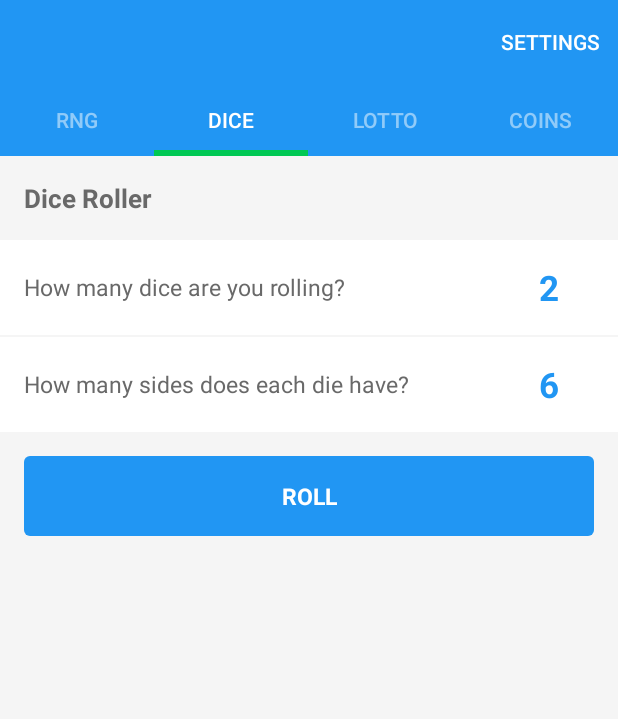
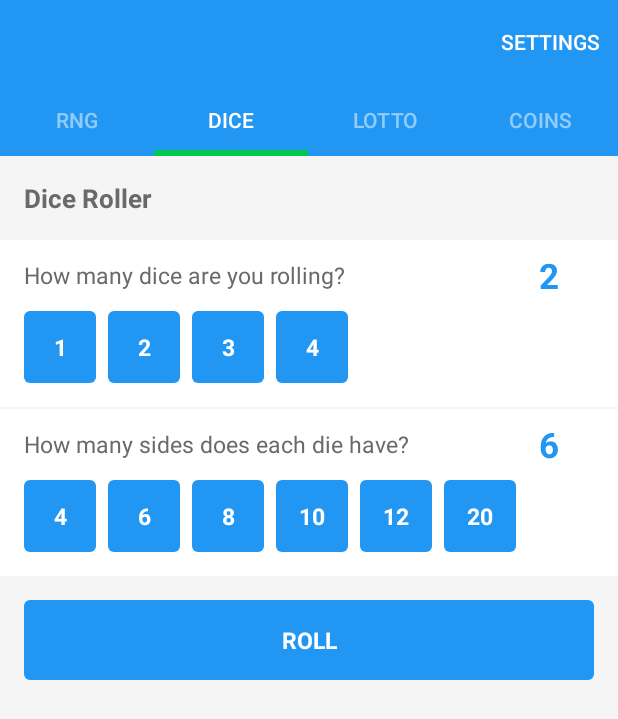
Before and after one commit to Gear61/Random-Number-Generator, an Android app: the screen it shows after launch (MainActivity), tab 2 chosen, on a phone screen of 412 x 824 dp. Shown: the top 719 px of the screen. Run offline under Robolectric (Android 15) with nearby library versions, the phone set to English and light mode, and no system bars; our stand-ins replace ButterKnife; libraries missing offline, so code that uses them is left out: com.afollestad.materialdialogs, com.joanzapata.iconify, com.squareup.seismic, io.realm; 11 statements that could not run were skipped.

Commit message:
Dice quick options UI

```diff
--- a/app/build.gradle
+++ b/app/build.gradle
@@ -8,8 +8,8 @@ android {
         applicationId "com.randomappsinc.randomnumbergeneratorplus"
         minSdkVersion 14
         targetSdkVersion 27
-        versionCode 222
-        versionName "2.2.2"
+        versionCode 223
+        versionName "2.2.3"
     }
     buildTypes {
         release {
--- a/app/src/main/java/com/randomappsinc/randomnumbergeneratorplus/fragments/CoinsFragment.java
+++ b/app/src/main/java/com/randomappsinc/randomnumbergeneratorplus/fragments/CoinsFragment.java
@@ -2,6 +2,7 @@ package com.randomappsinc.randomnumbergeneratorplus.fragments;
 
 import android.content.Intent;
 import android.os.Bundle;
+import android.support.annotation.NonNull;
 import android.support.v4.app.Fragment;
 import android.text.Html;
 import android.view.LayoutInflater;
@@ -55,7 +56,7 @@ public class CoinsFragment extends Fragment {
     }
 
     @Override
-    public View onCreateView(LayoutInflater inflater, ViewGroup container, Bundle savedInstanceState) {
+    public View onCreateView(@NonNull LayoutInflater inflater, ViewGroup container, Bundle savedInstanceState) {
         View rootView = inflater.inflate(R.layout.coins_page, container, false);
         unbinder = ButterKnife.bind(this, rootView);
 
@@ -64,7 +65,7 @@ public class CoinsFragment extends Fragment {
     }
 
     @Override
-    public void onSaveInstanceState(Bundle outState) {
+    public void onSaveInstanceState(@NonNull Bundle outState) {
         super.onSaveInstanceState(outState);
         saveSettings();
     }
@@ -76,7 +77,12 @@ public class CoinsFragment extends Fragment {
                 ((MainActivity) getActivity()).playSound("coin_flip.wav");
             }
             int numCoins = Integer.parseInt(numCoinsInput.getText().toString());
-            List<Integer> flips = RandUtils.getNumbers(0, 1, numCoins, false, new ArrayList<Integer>());
+            List<Integer> flips = RandUtils.getNumbers(
+                    0,
+                    1,
+                    numCoins,
+                    false,
+                    new ArrayList<Integer>());
             resultsContainer.setVisibility(View.VISIBLE);
             String flipText = RandUtils.getCoinResults(flips);
             UIUtils.animateResults(results, Html.fromHtml(flipText));
--- a/app/src/main/java/com/randomappsinc/randomnumbergeneratorplus/fragments/DiceFragment.java
+++ b/app/src/main/java/com/randomappsinc/randomnumbergeneratorplus/fragments/DiceFragment.java
@@ -2,6 +2,7 @@ package com.randomappsinc.randomnumbergeneratorplus.fragments;
 
 import android.content.Intent;
 import android.os.Bundle;
+import android.support.annotation.NonNull;
 import android.support.v4.app.Fragment;
 import android.text.Html;
 import android.view.LayoutInflater;
@@ -56,7 +57,7 @@ public class DiceFragment extends Fragment {
     }
 
     @Override
-    public View onCreateView(LayoutInflater inflater, ViewGroup container, Bundle savedInstanceState) {
+    public View onCreateView(@NonNull LayoutInflater inflater, ViewGroup container, Bundle savedInstanceState) {
         View rootView = inflater.inflate(R.layout.dice_page, container, false);
         unbinder = ButterKnife.bind(this, rootView);
 
@@ -66,7 +67,7 @@ public class DiceFragment extends Fragment {
     }
 
     @Override
-    public void onSaveInstanceState(Bundle outState) {
+    public void onSaveInstanceState(@NonNull Bundle outState) {
         super.onSaveInstanceState(outState);
         saveSettings();
     }
--- a/app/src/main/java/com/randomappsinc/randomnumbergeneratorplus/fragments/LottoFragment.java
+++ b/app/src/main/java/com/randomappsinc/randomnumbergeneratorplus/fragments/LottoFragment.java
@@ -2,6 +2,7 @@ package com.randomappsinc.randomnumbergeneratorplus.fragments;
 
 import android.content.Intent;
 import android.os.Bundle;
+import android.support.annotation.NonNull;
 import android.support.v4.app.Fragment;
 import android.text.SpannedString;
 import android.view.Gravity;
@@ -53,7 +54,7 @@ public class LottoFragment extends Fragment {
     }
 
     @Override
-    public View onCreateView(LayoutInflater inflater, ViewGroup container, Bundle savedInstanceState) {
+    public View onCreateView(@NonNull LayoutInflater inflater, ViewGroup container, Bundle savedInstanceState) {
         View rootView = inflater.inflate(R.layout.lotto_page, container, false);
         unbinder = ButterKnife.bind(this, rootView);
 
--- a/app/src/main/java/com/randomappsinc/randomnumbergeneratorplus/fragments/RNGFragment.java
+++ b/app/src/main/java/com/randomappsinc/randomnumbergeneratorplus/fragments/RNGFragment.java
@@ -81,7 +81,7 @@ public class RNGFragment extends Fragment {
     }
 
     @Override
-    public View onCreateView(LayoutInflater inflater, ViewGroup container, Bundle savedInstanceState) {
+    public View onCreateView(@NonNull LayoutInflater inflater, ViewGroup container, Bundle savedInstanceState) {
         View rootView = inflater.inflate(R.layout.rng_page, container, false);
         unbinder = ButterKnife.bind(this, rootView);
 
--- a/app/src/main/res/layout/dice_page.xml
+++ b/app/src/main/res/layout/dice_page.xml
@@ -19,7 +19,9 @@
             android:layout_width="match_parent"
             android:layout_height="wrap_content"
             android:background="@color/white"
-            android:padding="16dp">
+            android:paddingTop="16dp"
+            android:paddingLeft="16dp"
+            android:paddingRight="16dp">
 
             <EditText
                 android:id="@+id/num_dice"
@@ -44,6 +46,36 @@
                 android:textColor="@color/dark_gray"/>
         </RelativeLayout>
 
+        <LinearLayout
+            android:layout_width="match_parent"
+            android:layout_height="wrap_content"
+            android:paddingLeft="16dp"
+            android:paddingRight="16dp"
+            android:paddingBottom="16dp"
+            android:background="@color/white"
+            android:orientation="horizontal">
+
+            <TextView
+                android:id="@+id/num_dice_one"
+                android:text="@string/one"
+                style="@style/quick_option_button"/>
+
+            <TextView
+                android:id="@+id/num_dice_two"
+                android:text="@string/two"
+                style="@style/quick_option_button"/>
+
+            <TextView
+                android:id="@+id/num_dice_three"
+                android:text="@string/three"
+                style="@style/quick_option_button"/>
+
+            <TextView
+                android:id="@+id/num_dice_four"
+                android:text="@string/four"
+                style="@style/quick_option_button"/>
+        </LinearLayout>
+
         <View
             android:layout_width="match_parent"
             android:layout_height="1dp"
@@ -53,7 +85,9 @@
             android:layout_width="match_parent"
             android:layout_height="wrap_content"
             android:background="@color/white"
-            android:padding="16dp">
+            android:paddingTop="16dp"
+            android:paddingLeft="16dp"
+            android:paddingRight="16dp">
 
             <EditText
                 android:id="@+id/num_sides"
@@ -78,6 +112,46 @@
                 android:textColor="@color/dark_gray"/>
         </RelativeLayout>
 
+        <LinearLayout
+            android:layout_width="match_parent"
+            android:layout_height="wrap_content"
+            android:paddingLeft="16dp"
+            android:paddingRight="16dp"
+            android:paddingBottom="16dp"
+            android:background="@color/white"
+            android:orientation="horizontal">
+
+            <TextView
+                android:id="@+id/num_sides_four"
+                android:text="@string/four"
+                style="@style/quick_option_button"/>
+
+            <TextView
+                android:id="@+id/num_sides_six"
+                android:text="@string/six"
+                style="@style/quick_option_button"/>
+
+            <TextView
+                android:id="@+id/num_sides_eight"
+                android:text="@string/eight"
+                style="@style/quick_option_button"/>
+
+            <TextView
+                android:id="@+id/num_sides_ten"
+                android:text="@string/ten"
+                style="@style/quick_option_button"/>
+
+            <TextView
+                android:id="@+id/num_sides_twelve"
+                android:text="@string/twelve"
+                style="@style/quick_option_button"/>
+
+            <TextView
+                android:id="@+id/num_sides_twenty"
+                android:text="@string/twenty"
+                style="@style/quick_option_button"/>
+        </LinearLayout>
+
         <TextView
             android:id="@+id/roll"
             android:text="@string/roll"
--- a/app/src/main/res/values/dice_strings.xml
+++ b/app/src/main/res/values/dice_strings.xml
@@ -10,4 +10,15 @@
 
     <string name="zero_dice">You need to roll at least 1 die.</string>
     <string name="zero_sides">Dice need to have at least 1 side.</string>
+
+    <!-- Quick options -->
+    <string name="one">1</string>
+    <string name="two">2</string>
+    <string name="three">3</string>
+    <string name="four">4</string>
+    <string name="six">6</string>
+    <string name="eight">8</string>
+    <string name="ten">10</string>
+    <string name="twelve">12</string>
+    <string name="twenty">20</string>
 </resources>
--- a/app/src/main/res/values/styles.xml
+++ b/app/src/main/res/values/styles.xml
@@ -73,12 +73,9 @@
         <item name="android:gravity">center_horizontal</item>
     </style>
 
-    <style name="rounded_generate_button">
+    <style name="rounded_button">
         <item name="android:layout_width">match_parent</item>
         <item name="android:layout_height">wrap_content</item>
-        <item name="android:layout_marginTop">16dp</item>
-        <item name="android:layout_marginLeft">16dp</item>
-        <item name="android:layout_marginRight">16dp</item>
         <item name="android:padding">16dp</item>
         <item name="android:gravity">center</item>
         <item name="android:textSize">15sp</item>
@@ -88,4 +85,18 @@
         <item name="android:background">@drawable/rounded_button_background</item>
         <item name="android:foreground">?attr/selectableItemBackground</item>
     </style>
+
+    <style name="rounded_generate_button" parent="rounded_button">
+        <item name="android:layout_marginTop">16dp</item>
+        <item name="android:layout_marginLeft">16dp</item>
+        <item name="android:layout_marginRight">16dp</item>
+    </style>
+
+    <style name="quick_option_button" parent="rounded_button">
+        <item name="android:layout_width">48dp</item>
+        <item name="android:layout_height">48dp</item>
+        <item name="android:layout_marginRight">8dp</item>
+        <item name="android:padding">0dp</item>
+        <item name="android:gravity">center</item>
+    </style>
 </resources>
```
